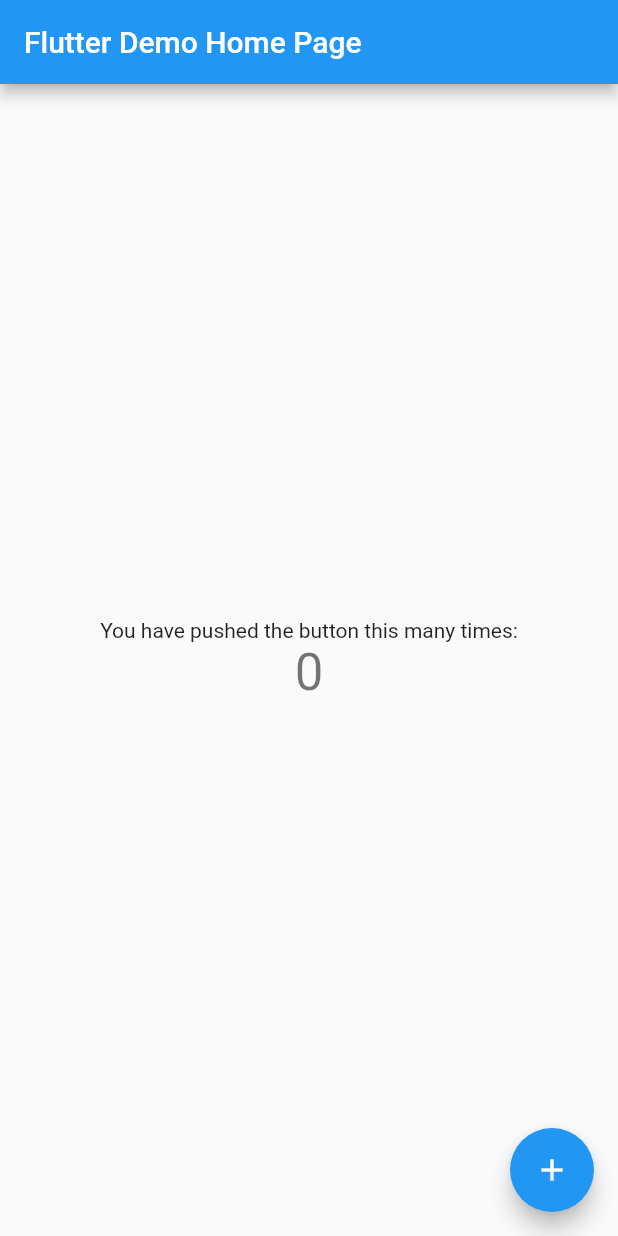
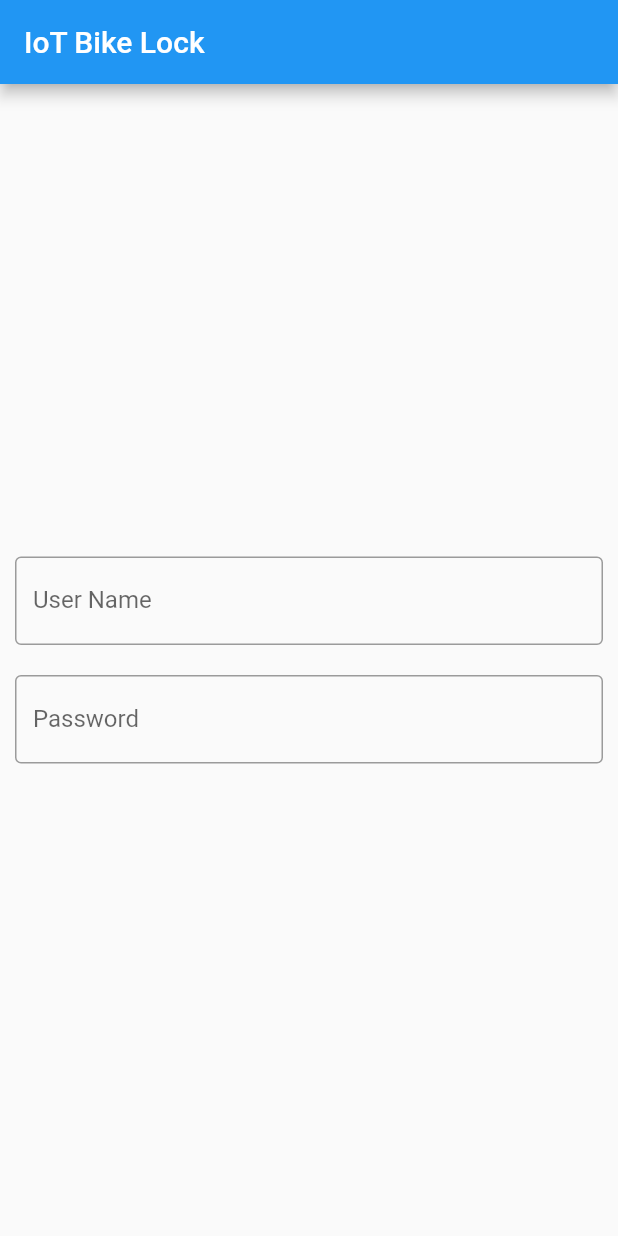
Before and after one commit to bartschliam/World-Wide-Wonders, a Flutter app: the screen it shows after launch, on a phone screen of 412 x 824 dp. Run offline on Flutter 3.47's test engine with Material 2 defaults, Android fonts, the phone set to English and light mode, and no system bars.

Commit message:
addig email and password text boxes

```diff
--- a/Application/bike_lock_app/lib/main.dart
+++ b/Application/bike_lock_app/lib/main.dart
@@ -7,109 +7,62 @@
 class MyApp extends StatelessWidget {
   const MyApp({super.key});
 
-  // This widget is the root of your application.
   @override
   Widget build(BuildContext context) {
     return MaterialApp(
+      debugShowCheckedModeBanner: false,
       title: 'Flutter Demo',
       theme: ThemeData(
-        // This is the theme of your application.
-        //
-        // Try running your application with "flutter run". You'll see the
-        // application has a blue toolbar. Then, without quitting the app, try
-        // changing the primarySwatch below to Colors.green and then invoke
-        // "hot reload" (press "r" in the console where you ran "flutter run",
-        // or simply save your changes to "hot reload" in a Flutter IDE).
-        // Notice that the counter didn't reset back to zero; the application
-        // is not restarted.
         primarySwatch: Colors.blue,
       ),
-      home: const MyHomePage(title: 'Flutter Demo Home Page'),
+      home: const RootPage(),
     );
   }
 }
 
-class MyHomePage extends StatefulWidget {
-  const MyHomePage({super.key, required this.title});
-
-  // This widget is the home page of your application. It is stateful, meaning
-  // that it has a State object (defined below) that contains fields that affect
-  // how it looks.
-
-  // This class is the configuration for the state. It holds the values (in this
-  // case the title) provided by the parent (in this case the App widget) and
-  // used by the build method of the State. Fields in a Widget subclass are
-  // always marked "final".
-
-  final String title;
+class RootPage extends StatefulWidget {
+  const RootPage({super.key});
 
   @override
-  State<MyHomePage> createState() => _MyHomePageState();
+  State<RootPage> createState() => _RootPageState();
 }
 
-class _MyHomePageState extends State<MyHomePage> {
-  int _counter = 0;
-
-  void _incrementCounter() {
-    setState(() {
-      // This call to setState tells the Flutter framework that something has
-      // changed in this State, which causes it to rerun the build method below
-      // so that the display can reflect the updated values. If we changed
-      // _counter without calling setState(), then the build method would not be
-      // called again, and so nothing would appear to happen.
-      _counter++;
-    });
-  }
-
+class _RootPageState extends State<RootPage> {
   @override
   Widget build(BuildContext context) {
-    // This method is rerun every time setState is called, for instance as done
-    // by the _incrementCounter method above.
-    //
-    // The Flutter framework has been optimized to make rerunning build methods
-    // fast, so that you can just rebuild anything that needs updating rather
-    // than having to individually change instances of widgets.
-    return Scaffold(
+    return MaterialApp(
+      home: Scaffold(
         appBar: AppBar(
-        // Here we take the value from the MyHomePage object that was created by
-        // the App.build method, and use it to set our appbar title.
-        title: Text(widget.title),
+          title: const Text('IoT Bike Lock'),
         ),
         body: Center(
-        // Center is a layout widget. It takes a single child and positions it
-        // in the middle of the parent.
           child: Column(
-          // Column is also a layout widget. It takes a list of children and
-          // arranges them vertically. By default, it sizes itself to fit its
-          // children horizontally, and tries to be as tall as its parent.
-          //
-          // Invoke "debug painting" (press "p" in the console, choose the
-          // "Toggle Debug Paint" action from the Flutter Inspector in Android
-          // Studio, or the "Toggle Debug Paint" command in Visual Studio Code)
-          // to see the wireframe for each widget.
-          //
-          // Column has various properties to control how it sizes itself and
-          // how it positions its children. Here we use mainAxisAlignment to
-          // center the children vertically; the main axis here is the vertical
-          // axis because Columns are vertical (the cross axis would be
-          // horizontal).
             mainAxisAlignment: MainAxisAlignment.center,
-          children: <Widget>[
-            const Text(
-              'You have pushed the button this many times:',
+            children: const [
+              Padding(
+                padding: EdgeInsets.all(10),
+                child: TextField(
+                  decoration: InputDecoration(
+                      border: OutlineInputBorder(),
+                      labelText: 'User Name',
+                      hintText: 'Enter valid mail id as abc@gmail.com'),
                 ),
-            Text(
-              '$_counter',
-              style: Theme.of(context).textTheme.headline4,
+              ),
+              Padding(
+                padding: EdgeInsets.all(10),
+                child: TextField(
+                  obscureText: true,
+                  decoration: InputDecoration(
+                      border: OutlineInputBorder(),
+                      labelText: 'Password',
+                      hintText: 'Enter your secure password'),
+                ),
               ),
             ],
           ),
         ),
-      floatingActionButton: FloatingActionButton(
-        onPressed: _incrementCounter,
-        tooltip: 'Increment',
-        child: const Icon(Icons.add),
-      ), // This trailing comma makes auto-formatting nicer for build methods.
+      ),
+      debugShowCheckedModeBanner: false,
     );
   }
 }
```
Lines whose indentation alone changed are shown as unchanged.
